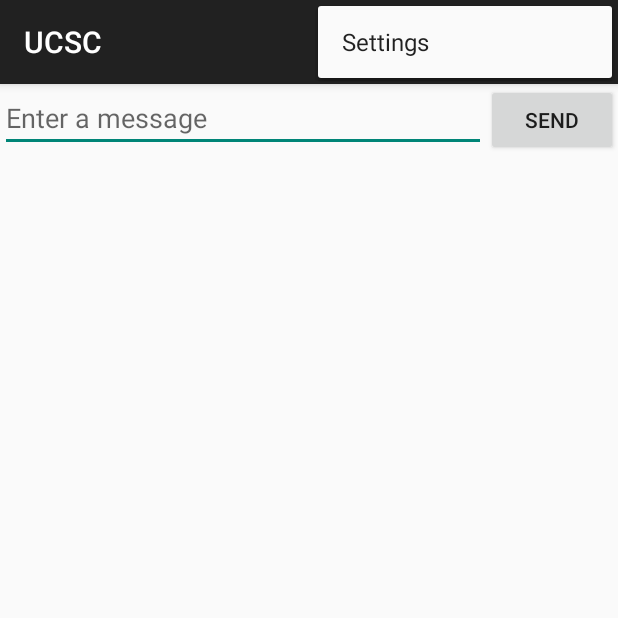
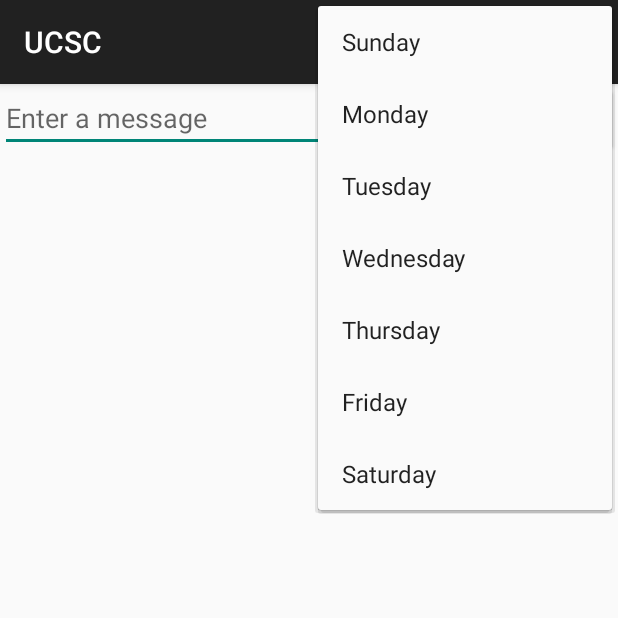
Before and after one commit to ChandlerMoeller/TestAppPleaseIgnore, an Android app: the screen it shows after launch (MainActivity), with the options menu open, on a phone screen of 412 x 824 dp, the top half of it. Run offline under Robolectric (Android 15) with nearby library versions, the phone set to English and light mode, and no system bars.

Commit message:
Actionbar now displays all 7 days of week. These actionbar elements only display on the home page. I've learned that making them change based on page is easy to do, so no problems there. This means that in the future they will NOT display on homepage and will display on page only after dining hall has been selected. Note to self: add actions for each day in MainActivity.java.

```diff
--- a/app/src/main/java/com/mycompany/myfirstapp/DisplayMessageActivity.java
+++ b/app/src/main/java/com/mycompany/myfirstapp/DisplayMessageActivity.java
@@ -35,7 +35,7 @@ public class DisplayMessageActivity extends ActionBarActivity {
         int id = item.getItemId();
 
         //noinspection SimplifiableIfStatement
-        if (id == R.id.action_settings) {
+        if (id == R.id.str_sunday) {
             return true;
         }
 
--- a/app/src/main/java/com/mycompany/myfirstapp/MainActivity.java
+++ b/app/src/main/java/com/mycompany/myfirstapp/MainActivity.java
@@ -34,7 +34,7 @@ public class MainActivity extends ActionBarActivity {
         int id = item.getItemId();
 
         //noinspection SimplifiableIfStatement
-        if (id == R.id.action_settings) {
+        if (id == R.id.str_sunday) {
             return true;
         }
 
--- a/app/src/main/res/menu/menu_main.xml
+++ b/app/src/main/res/menu/menu_main.xml
@@ -1,6 +1,18 @@
 <menu xmlns:android="http://schemas.android.com/apk/res/android"
     xmlns:app="http://schemas.android.com/apk/res-auto"
     xmlns:tools="http://schemas.android.com/tools" tools:context=".MainActivity">
-    <item android:id="@+id/action_settings" android:title="@string/action_settings"
+    <item android:id="@+id/str_sunday" android:title="@string/str_sunday"
+        android:orderInCategory="100" app:showAsAction="never" />
+    <item android:id="@+id/str_monday" android:title="@string/str_monday"
+        android:orderInCategory="100" app:showAsAction="never" />
+    <item android:id="@+id/str_tuesday" android:title="@string/str_tuesday"
+        android:orderInCategory="100" app:showAsAction="never" />
+    <item android:id="@+id/str_wednesday" android:title="@string/str_wednesday"
+        android:orderInCategory="100" app:showAsAction="never" />
+    <item android:id="@+id/str_thursday" android:title="@string/str_thursday"
+        android:orderInCategory="100" app:showAsAction="never" />
+    <item android:id="@+id/str_friday" android:title="@string/str_friday"
+        android:orderInCategory="100" app:showAsAction="never" />
+    <item android:id="@+id/str_saturday" android:title="@string/str_saturday"
         android:orderInCategory="100" app:showAsAction="never" />
 </menu>
--- a/app/src/main/res/values/strings.xml
+++ b/app/src/main/res/values/strings.xml
@@ -2,11 +2,18 @@
 <resources>
 
     <string name="app_name">UCSC</string>
-    <string name="action_settings">Settings</string>
     <string name="edit_message">Enter a message</string>
     <string name="button_send">Send</string>
     <string name="title_activity_main">MainActivity</string>
     <string name="title_activity_display_message">My Message</string>
     <string name="hello_world">Hello world!</string>
 
+    <string name="str_sunday">Sunday</string>
+    <string name="str_monday">Monday</string>
+    <string name="str_tuesday">Tuesday</string>
+    <string name="str_wednesday">Wednesday</string>
+    <string name="str_thursday">Thursday</string>
+    <string name="str_friday">Friday</string>
+    <string name="str_saturday">Saturday</string>
+
 </resources>
```
Also changed, not shown: app/src/main/res/menu/menu_display_message.xml (+13 -1 lines).
